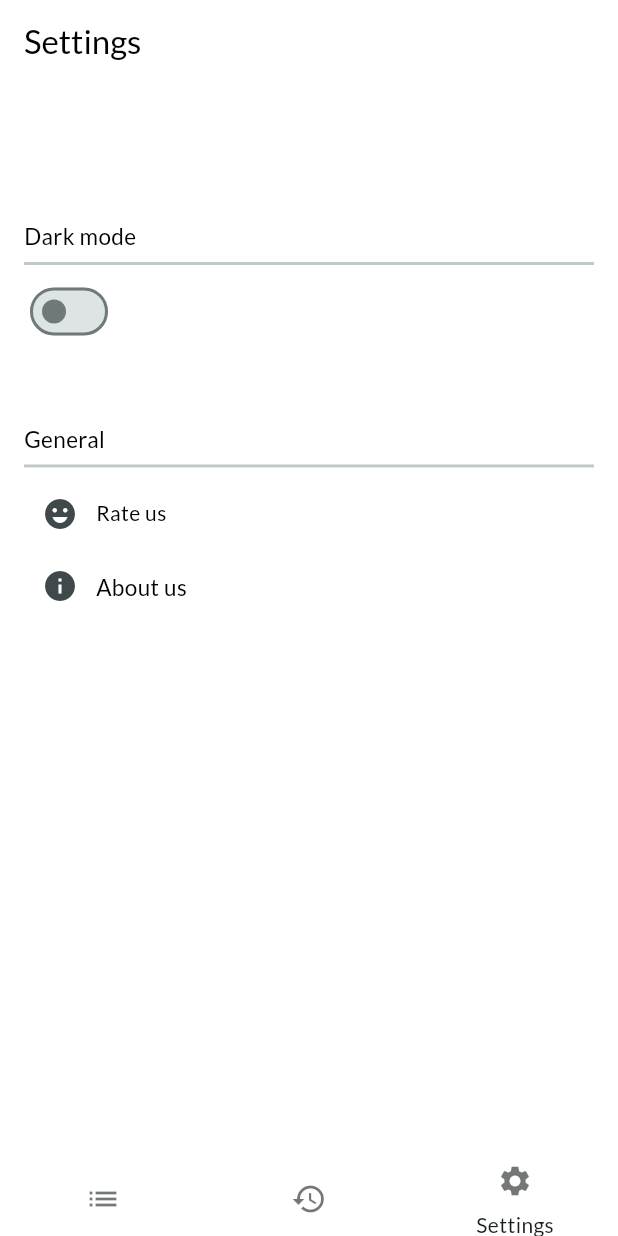
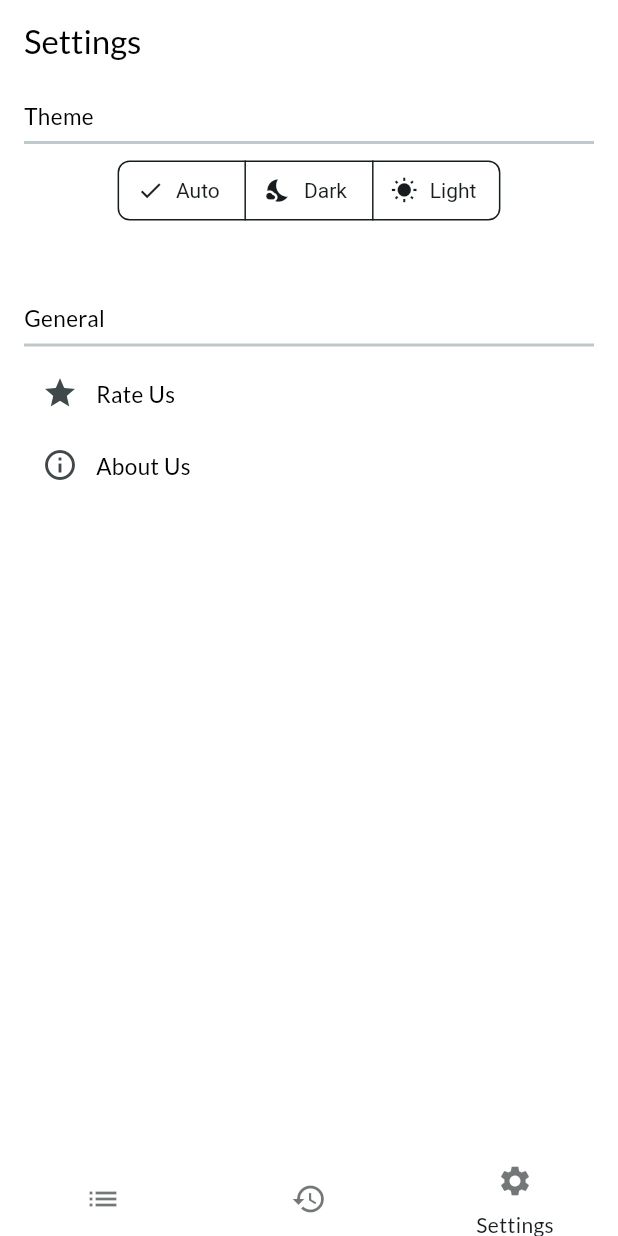
Before and after one commit to lyestarzalt/Dinar-Echange, a Flutter app: the screen it shows after launch, item 3 of the bottom bar chosen, on a phone screen of 412 x 824 dp. Run offline on Flutter 3.47's test engine with Material 3 defaults, Android fonts, the light colour scheme and no system bars; our stand-ins replace cached_network_image, cloud_firestore, decimal, firebase_auth, firebase_core, fl_chart and 3 more; accounts and stored records are empty; generated files the repository leaves out were written again; network calls fail; statements that could not run were skipped.

Commit message:
UI refactoring

```diff
--- a/lib/pages/settings_page.dart
+++ b/lib/pages/settings_page.dart
@@ -1,55 +1,76 @@
 import 'package:flutter/material.dart';
 
-class SettingsPage extends StatelessWidget {
-  final Function(bool) onThemeChanged;
+enum ThemeOption { auto, dark, light }
+
+class SettingsPage extends StatefulWidget {
+  final Function(ThemeOption) onThemeChanged;
 
   const SettingsPage({Key? key, required this.onThemeChanged})
       : super(key: key);
 
   @override
+  _SettingsPageState createState() => _SettingsPageState();
+}
+
+class _SettingsPageState extends State<SettingsPage> {
+  ThemeOption themeOption = ThemeOption.auto; // Default value
+
+  @override
   Widget build(BuildContext context) {
-    bool isDarkMode = Theme.of(context).brightness == Brightness.dark;
-
     return Scaffold(
       appBar: AppBar(
         title: const Text('Settings'),
-        // Placeholder for currency selection dropdown
       ),
       body: Padding(
-        padding: const EdgeInsets.symmetric(
-            horizontal: 16.0), // Add horizontal padding
+        padding: const EdgeInsets.symmetric(horizontal: 16.0),
         child: Column(
           crossAxisAlignment: CrossAxisAlignment.start,
           children: [
-            SizedBox(
-              height: MediaQuery.of(context).size.height * 0.01,
+            const SizedBox(height: 10),
+            const Text('Theme', style: TextStyle(fontSize: 15)),
+            const Divider(thickness: 2),
+            Center(
+              child: Theme(
+                data: Theme.of(context).copyWith(
+                  outlinedButtonTheme: OutlinedButtonThemeData(
+                    style: OutlinedButton.styleFrom(
+                      shape: RoundedRectangleBorder(
+                        borderRadius: BorderRadius.circular(8),
                       ),
-
-            SizedBox(
-              height: MediaQuery.of(context).size.height * 0.1,
                     ),
-            const Text(
-              'Dark mode',
-              style: TextStyle(fontSize: 15),
                   ),
-            const Divider(
-              thickness: 2,
                 ),
-            Switch(
-              value: isDarkMode,
-              onChanged: (val) {
-                onThemeChanged(val);
+                child: SegmentedButton<ThemeOption>(
+                  segments: const <ButtonSegment<ThemeOption>>[
+                    ButtonSegment<ThemeOption>(
+                        value: ThemeOption.auto,
+                        label: Text('Auto'),
+                        icon: Icon(Icons.brightness_auto)),
+                    ButtonSegment<ThemeOption>(
+                        value: ThemeOption.dark,
+                        label: Text('Dark'),
+                        icon: Icon(Icons.nights_stay)),
+                    ButtonSegment<ThemeOption>(
+                        value: ThemeOption.light,
+                        label: Text('Light'),
+                        icon: Icon(Icons.wb_sunny)),
+                  ],
+                  selected: <ThemeOption>{themeOption},
+                  onSelectionChanged: (Set<ThemeOption> newSelection) {
+                    setState(() {
+                      themeOption = newSelection.first;
+                      widget.onThemeChanged(themeOption);
+                    });
                   },
                 ),
-            const SizedBox(
-              height: 50,
               ),
-            // Additional settings UI...
+            ),
+            const SizedBox(height: 50),
             const Text('General', style: TextStyle(fontSize: 15)),
             const Divider(thickness: 2),
-            // Add your additional settings widgets here...
             _buildRateUsRow(),
             _buildAboutUsRow(context),
+            // Add more settings options here...
           ],
         ),
       ),
@@ -59,10 +80,8 @@ class SettingsPage extends StatelessWidget {
   Widget _buildRateUsRow() {
     return Row(
       children: [
-        IconButton(onPressed: () {}, icon: const Icon(Icons.emoji_emotions)),
-        const Text(
-          'Rate us',
-        ),
+        IconButton(onPressed: () {}, icon: const Icon(Icons.star)),
+        const Text('Rate Us', style: TextStyle(fontSize: 15)),
       ],
     );
   }
@@ -71,26 +90,49 @@ class SettingsPage extends StatelessWidget {
     return Row(
       children: [
         IconButton(
+          onPressed: () => _showAboutDialog(context),
+          icon: const Icon(Icons.info_outline),
+        ),
+        const Text('About Us', style: TextStyle(fontSize: 15)),
+      ],
+    );
+  }
+
+  void _showAboutDialog(BuildContext context) {
+    showDialog(
+      context: context,
+      builder: (BuildContext context) {
+        return AlertDialog(
+          title: const Text('About Dinar Watch'),
+          content: const SingleChildScrollView(
+            child:  ListBody(
+              children:  <Widget>[
+                Text(
+                    'Dinar Watch offers real-time insights into the Algerian Dinar, focusing on the vibrant exchange landscape of Port Said in Algiers. Our platform provides a comprehensive view of currency fluctuations, aiding you in staying informed.'),
+                SizedBox(height: 16),
+                Text(
+                    'While we aim for accuracy, due to the dynamic nature of the currency market, some variances might occur. We appreciate your understanding and trust in our service.'),
+                SizedBox(height: 16),
+                Text(
+                    'Dinar Watch is committed to accessibility and user convenience, which is why we are working towards offering multilingual support. This feature will allow users from various regions to use our app in their preferred language.'),
+                SizedBox(height: 16),
+                Text(
+                    'For inquiries or feedback, please contact us at: contact@dinarwatch.com'),
+                SizedBox(height: 16),
+                Text('Thank you for choosing Dinar Watch.'),
+              ],
+            ),
+          ),
+          actions: <Widget>[
+            TextButton(
+              child: const Text('Close'),
               onPressed: () {
-              showAboutDialog(
-                context: context,
-                applicationIcon: const FlutterLogo(),
-                applicationName: 'Exchange Rate',
-                applicationVersion: '0.0.1',
-                applicationLegalese: '©2022 Your Company Name',
-                children: const <Widget>[
-                  Padding(
-                      padding: EdgeInsets.only(top: 15),
-                      child: Text('Additional information here'))
+                Navigator.of(context).pop();
+              },
+            ),
           ],
         );
       },
-            icon: const Icon(Icons.info)),
-        const Text(
-          'About us',
-          style: TextStyle(fontSize: 15),
-        ),
-      ],
     );
   }
 }
--- a/lib/theme_manager.dart
+++ b/lib/theme_manager.dart
@@ -85,6 +85,28 @@ class ThemeManager {
   static ThemeData _baseTheme(
       ColorScheme colorScheme, Color bodyTextColor, Color displayTextColor) {
     return ThemeData(
+      segmentedButtonTheme: SegmentedButtonThemeData(
+        style: ButtonStyle(
+          shape: MaterialStateProperty.all(
+            RoundedRectangleBorder(
+              borderRadius: BorderRadius.circular(8),
+            ),
+          ),
+          side: MaterialStateProperty.all(
+            BorderSide(color: colorScheme.onSurface, width: 1.0),
+          ),
+          backgroundColor: MaterialStateProperty.all(colorScheme.background),
+          foregroundColor: MaterialStateProperty.all(colorScheme.onBackground),
+          textStyle: MaterialStateProperty.all(
+            TextStyle(color: colorScheme.onBackground),
+          ),
+          padding: MaterialStateProperty.all(
+            const EdgeInsets.symmetric(
+                horizontal: 20.0, vertical: 10.0), // Adjust for size
+          ),
+        ),
+      ),
+
       navigationBarTheme: navigationBarTheme(colorScheme),
       scaffoldBackgroundColor: colorScheme.background,
       useMaterial3: true,
@@ -112,10 +134,9 @@ class ThemeManager {
         fillColor: MaterialStateProperty.resolveWith<Color?>(
           (Set<MaterialState> states) {
             if (states.contains(MaterialState.selected)) {
-              return Color.fromARGB(
-                  255, 43, 255, 0); // Greenish color for selected Checkbox
+              return const Color.fromARGB(255, 43, 255, 0);
             }
-            return colorScheme.onSurface.withOpacity(0.6); // Default color
+            return colorScheme.onSurface.withOpacity(0.6);
           },
         ),
       ),
@@ -131,39 +152,35 @@ class ThemeManager {
     ColorScheme.fromSeed(
       seedColor: Colors.grey,
       brightness: Brightness.dark,
-      primary: Colors.black, // Explicitly set the primary color for dark theme
-      primaryContainer: Colors.black, // Consider setting this if needed
+      primary: Colors.black,
+      primaryContainer: Colors.black,
       secondary: Colors.white,
-      secondaryContainer: Colors.white, // Adjust if needed
+      secondaryContainer: Colors.white,
       onSecondary: Colors.black,
       surfaceTint: Colors.grey[850],
-      surface: Colors
-          .grey[850], // Or another appropriate color for dark theme surfaces
-      background:
-          Colors.grey[900], // Or another appropriate dark color for backgrounds
-      error: Colors.red, // Adjust error color as needed
-      // ... define other colors as needed ...
+      surface: Colors.grey[850],
+      background: Colors.black,
+      error: Colors.red,
     ),
-    Colors.white, // White text for dark theme
-    Colors.white, // White display text for dark theme
+    Colors.white,
+    Colors.white,
   );
 
   static final lightTheme = _baseTheme(
     ColorScheme.fromSeed(
       seedColor: Colors.white,
       brightness: Brightness.light,
-      primary: Colors.white, // Explicitly set the primary color for light theme
-      primaryContainer: Colors.white, // Consider setting this if needed
+      primary: Colors.white,
+      primaryContainer: Colors.white,
       secondary: Colors.black,
-      secondaryContainer: Colors.black, // Adjust if needed
+      secondaryContainer: Colors.black,
       surfaceTint: Colors.white,
       onSecondary: Colors.white,
-      surface:
-          Colors.grey[200], // Or another appropriate light color for surfaces
-      background: Colors.white, // Background color for the light theme
-      error: Colors.red, // Adjust error color as needed
+      surface: Colors.grey[200],
+      background: Colors.white,
+      error: Colors.red,
     ),
-    Colors.black, // Black text for light theme
-    Colors.black, // Black display text for light theme
+    Colors.black,
+    Colors.black,
   );
 }
--- a/lib/widgets/switch_currency_button.dart
+++ b/lib/widgets/switch_currency_button.dart
@@ -19,8 +19,8 @@ class SwitchCurrencyButton extends StatelessWidget {
       right: 8,
       child: FloatingActionButton(
         onPressed: onPressed,
+        elevation: 2,
         child: const Icon(Icons.swap_vert),
-        elevation: 2,
       ),
     );
   }
```
Also changed, not shown: lib/main.dart (+22 -7 lines), lib/pages/add_currency_page.dart (+26 -23 lines), lib/pages/currency_list_page.dart (renamed from lib/pages/currency_list_screen.dart, +21 -13 lines), lib/pages/history_page.dart (+3 -8 lines). Lines whose indentation alone changed are shown as unchanged.
